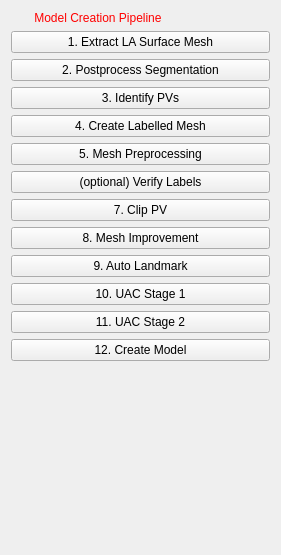
Before: the Qt Designer form CemrgApp/Plugins/kcl.cemrgapp.atrialstrainmotion/src/internal/AtrialStrainMotionViewControls.ui in CemrgDevelopers/CemrgApp, drawn with Qt 5.
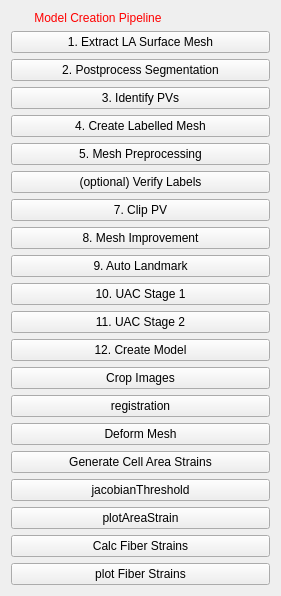
After: the same form once the commit is applied.

Commit message: added cropImages, registration and deformMesh

```diff
--- a/CemrgApp/Plugins/kcl.cemrgapp.atrialstrainmotion/src/internal/AtrialStrainMotionViewControls.ui
+++ b/CemrgApp/Plugins/kcl.cemrgapp.atrialstrainmotion/src/internal/AtrialStrainMotionViewControls.ui
@@ -114,6 +114,62 @@
      </property>
     </widget>
    </item>
+   <item>
+    <widget class="QPushButton" name="crop_images">
+     <property name="text">
+      <string>Crop Images</string>
+     </property>
+    </widget>
+   </item>
+   <item>
+    <widget class="QPushButton" name="registration">
+     <property name="text">
+      <string>registration</string>
+     </property>
+    </widget>
+   </item>
+   <item>
+    <widget class="QPushButton" name="deform_mesh">
+     <property name="text">
+      <string>Deform Mesh</string>
+     </property>
+    </widget>
+   </item>
+   <item>
+    <widget class="QPushButton" name="generate_cell_area_strains">
+     <property name="text">
+      <string>Generate Cell Area Strains</string>
+     </property>
+    </widget>
+   </item>
+   <item>
+    <widget class="QPushButton" name="jacobian_threshold">
+     <property name="text">
+      <string>jacobianThreshold</string>
+     </property>
+    </widget>
+   </item>
+   <item>
+    <widget class="QPushButton" name="plot_area_strain">
+     <property name="text">
+      <string>plotAreaStrain</string>
+     </property>
+    </widget>
+   </item>
+   <item>
+    <widget class="QPushButton" name="calc_fiber_strains">
+     <property name="text">
+      <string>Calc Fiber Strains</string>
+     </property>
+    </widget>
+   </item>
+   <item>
+    <widget class="QPushButton" name="plot_fibers_trains">
+     <property name="text">
+      <string>plot Fiber Strains</string>
+     </property>
+    </widget>
+   </item>
    <item>
     <spacer name="spacer1">
      <property name="orientation">
```
The commit also changes 3 other files.
